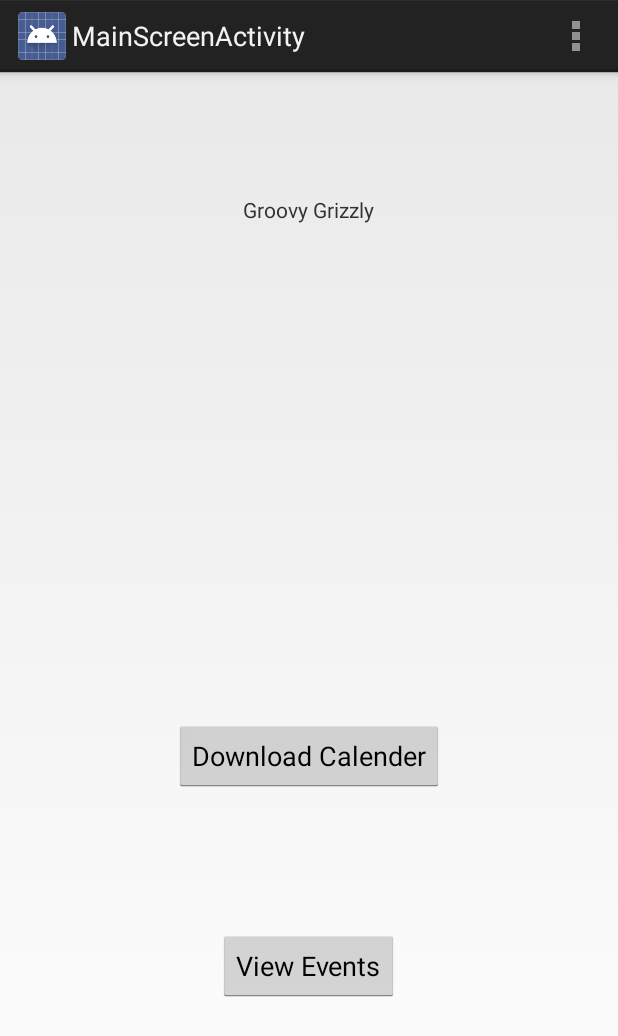
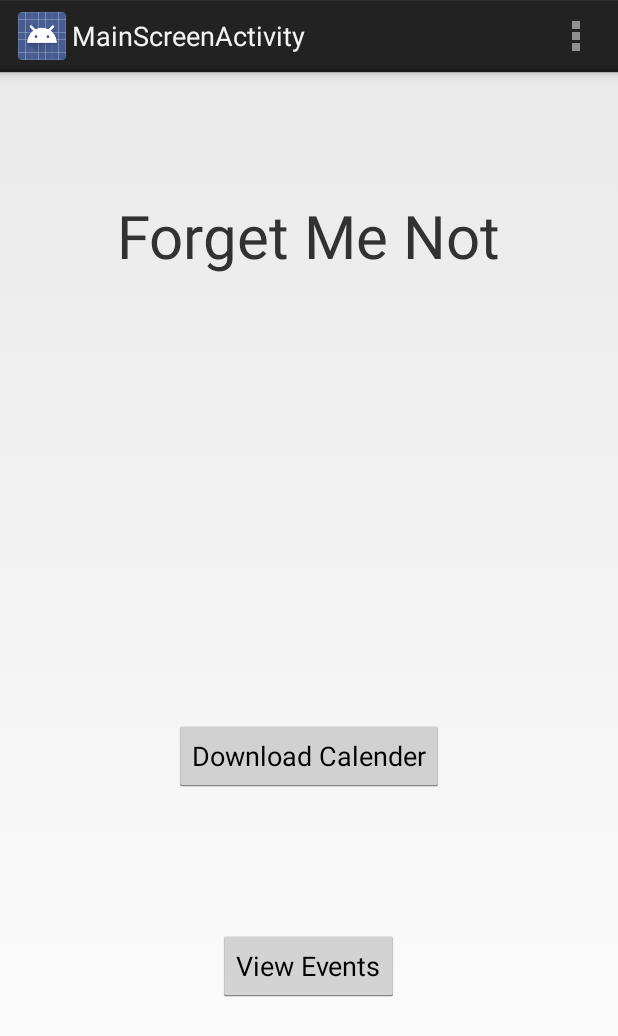
Before and after one commit to mitchtz/3308MoodleCalender, an Android app: the screen it shows after launch (MainScreenActivity), on a phone screen of 412 x 824 dp. Shown: the top 1036 px of the screen. Run offline under Robolectric (Android 15) with nearby library versions, the phone set to English and light mode, and no system bars.

Commit message:
Changed "Groovy Grizzly" to "Forget Me Not" on Main Screen

```diff
--- a/app/src/main/res/layout/activity_main_screen.xml
+++ b/app/src/main/res/layout/activity_main_screen.xml
@@ -11,7 +11,8 @@
         android:id="@+id/textView"
         android:layout_alignParentTop="true"
         android:layout_centerHorizontal="true"
-        android:layout_marginTop="66dp" />
+        android:layout_marginTop="66dp"
+        android:textSize="40dp"/>
      <!--Mitch's Activity gets called with this button -->
     <Button
         android:layout_width="wrap_content"
--- a/app/src/main/res/values/strings.xml
+++ b/app/src/main/res/values/strings.xml
@@ -2,7 +2,7 @@
 <resources>
 
     <string name="app_name">Webview</string>
-    <string name="title">Groovy Grizzly</string>
+    <string name="title">Forget Me Not</string>
     <string name="action_settings">Settings</string>
     <string name="title_activity_main_screen">MainScreenActivity</string>
     <string name="title_event_viewer">EventViewer</string>
```
